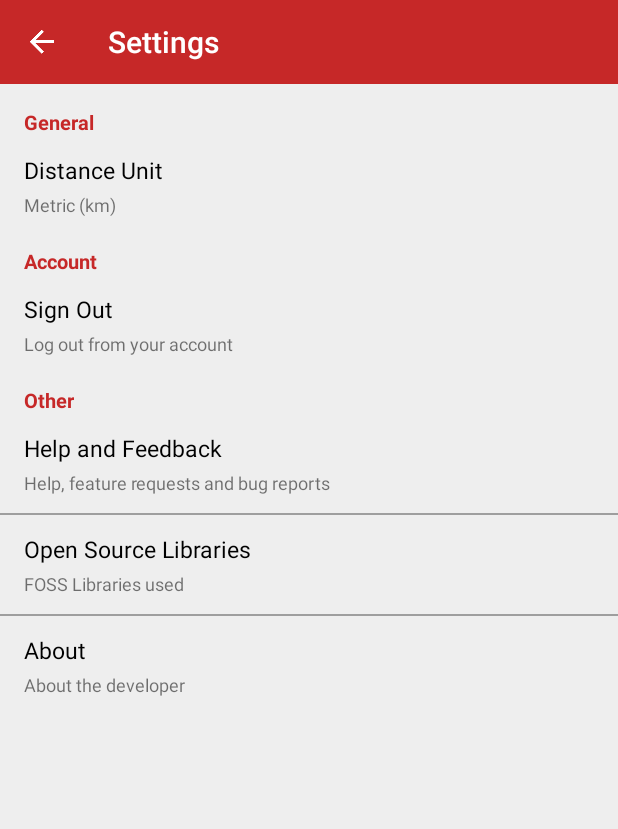
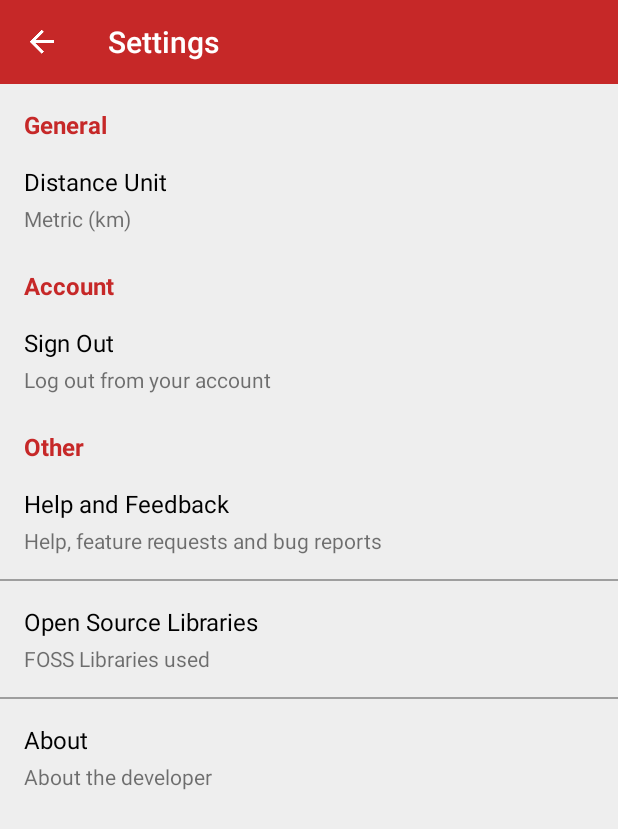
Before and after one commit to TobiPristupin/RUN, an Android app: the SettingsActivityView screen opened directly, with no data from a screen before it, on a phone screen of 412 x 824 dp. Shown: the top 829 px of the screen. Run offline under Robolectric (Android 15) with nearby library versions, the phone set to English and light mode, and no system bars; our stand-ins replace Firebase (no records; nobody signed in at launch, a user with empty details on screens opened directly); libraries missing offline, so code that uses them is left out: es.dmoral.toasty.

Commit message:
Modified history empty view, enlarged settings layout

```diff
--- a/app/src/main/java/com/example/tobias/run/history/HistoryPresenter.java
+++ b/app/src/main/java/com/example/tobias/run/history/HistoryPresenter.java
@@ -134,7 +134,7 @@ public class HistoryPresenter implements Observer<List<Run>>{
     }
 
     public void onEditMenuClicked(List<Integer> selectedItems){
-        /**
+        /*
          * Edit functionality will only be enabled when only one item is selected. Therefore,
          * that item will always be in position 0 of selectedItems.
          */
@@ -146,9 +146,7 @@ public class HistoryPresenter implements Observer<List<Run>>{
 
     private void showEmptyViewIfNecessary(){
         if (shouldShowEmptyView()){
-            //If presenters's data set is empty, meaning that database has no items, message shown changes
-            boolean longMessage = allRunsList.isEmpty();
-            view.showEmptyView(longMessage);
+            view.showEmptyView();
         } else {
             view.removeEmptyView();
         }
--- a/app/src/main/java/com/example/tobias/run/history/HistoryView.java
+++ b/app/src/main/java/com/example/tobias/run/history/HistoryView.java
@@ -18,7 +18,8 @@ public interface HistoryView {
     void actionModeInvalidate();
     void setData(List<Run> data);
     String getDataFilter();
-    void showEmptyView(boolean longMessage);
+
+    void showEmptyView();
     void removeEmptyView();
     void showDeleteDialog(List<Integer> selectedItems);
     void sendIntentEditorActivity(@Nullable Run runToEdit);
--- a/app/src/main/res/layout/activity_settings.xml
+++ b/app/src/main/res/layout/activity_settings.xml
@@ -28,7 +28,7 @@
             android:layout_marginTop="16dp"
             android:text="General"
             android:textColor="@color/colorPrimary"
-            android:textSize="13sp"
+            android:textSize="16sp"
             android:textStyle="bold" />
 
         <RelativeLayout
@@ -38,8 +38,8 @@
             android:clickable="true"
             android:focusable="true"
             android:foreground="?attr/selectableItemBackground"
-            android:paddingBottom="12dp"
-            android:paddingTop="12dp">
+            android:paddingBottom="16dp"
+            android:paddingTop="16dp">
 
             <TextView
                 android:id="@+id/settings_distanceunit_text"
@@ -49,7 +49,7 @@
                 android:layout_marginLeft="16dp"
                 android:text="Distance Unit"
                 android:textColor="@android:color/black"
-                android:textSize="15sp" />
+                android:textSize="16sp" />
 
             <TextView
                 android:id="@+id/settings_distanceunit_selection"
@@ -58,7 +58,7 @@
                 android:layout_below="@id/settings_distanceunit_text"
                 android:layout_marginLeft="16dp"
                 android:layout_marginTop="4dp"
-                android:textSize="12sp"
+                android:textSize="14sp"
                 tools:text="Imperial (mi)" />
 
         </RelativeLayout>
@@ -70,7 +70,7 @@
             android:layout_marginTop="8dp"
             android:text="Account"
             android:textColor="@color/colorPrimary"
-            android:textSize="13sp"
+            android:textSize="16sp"
             android:textStyle="bold" />
 
         <RelativeLayout
@@ -80,8 +80,8 @@
             android:clickable="true"
             android:focusable="true"
             android:foreground="?attr/selectableItemBackground"
-            android:paddingBottom="12dp"
-            android:paddingTop="12dp">
+            android:paddingBottom="16dp"
+            android:paddingTop="16dp">
 
             <TextView
                 android:id="@+id/settings_signout_text"
@@ -91,7 +91,7 @@
                 android:layout_marginLeft="16dp"
                 android:text="Sign Out"
                 android:textColor="@android:color/black"
-                android:textSize="15sp" />
+                android:textSize="16sp" />
 
             <TextView
                 android:layout_width="wrap_content"
@@ -100,7 +100,7 @@
                 android:layout_marginLeft="16dp"
                 android:layout_marginTop="4dp"
                 android:text="Log out from your account"
-                android:textSize="12sp" />
+                android:textSize="14sp" />
 
         </RelativeLayout>
 
@@ -111,7 +111,7 @@
             android:layout_marginTop="8dp"
             android:text="Other"
             android:textColor="@color/colorPrimary"
-            android:textSize="13sp"
+            android:textSize="16sp"
             android:textStyle="bold" />
 
         <RelativeLayout
@@ -121,8 +121,8 @@
             android:clickable="true"
             android:focusable="true"
             android:foreground="?attr/selectableItemBackground"
-            android:paddingBottom="12dp"
-            android:paddingTop="12dp">
+            android:paddingBottom="16dp"
+            android:paddingTop="16dp">
 
             <TextView
                 android:id="@+id/settings_help_text"
@@ -132,7 +132,7 @@
                 android:layout_marginLeft="16dp"
                 android:text="Help and Feedback"
                 android:textColor="@android:color/black"
-                android:textSize="15sp" />
+                android:textSize="16sp" />
 
             <TextView
                 android:layout_width="wrap_content"
@@ -141,7 +141,7 @@
                 android:layout_marginLeft="16dp"
                 android:layout_marginTop="4dp"
                 android:text="Help, feature requests and bug reports"
-                android:textSize="12sp" />
+                android:textSize="14sp" />
 
         </RelativeLayout>
 
@@ -157,8 +157,8 @@
             android:clickable="true"
             android:focusable="true"
             android:foreground="?attr/selectableItemBackground"
-            android:paddingBottom="12dp"
-            android:paddingTop="12dp">
+            android:paddingBottom="16dp"
+            android:paddingTop="16dp">
 
             <TextView
                 android:id="@+id/settings_libs_text"
@@ -168,7 +168,7 @@
                 android:layout_marginLeft="16dp"
                 android:text="Open Source Libraries"
                 android:textColor="@android:color/black"
-                android:textSize="15sp" />
+                android:textSize="16sp" />
 
             <TextView
                 android:layout_width="wrap_content"
@@ -177,7 +177,7 @@
                 android:layout_marginLeft="16dp"
                 android:layout_marginTop="4dp"
                 android:text="FOSS Libraries used"
-                android:textSize="12sp" />
+                android:textSize="14sp" />
 
         </RelativeLayout>
 
@@ -193,8 +193,8 @@
             android:clickable="true"
             android:focusable="true"
             android:foreground="?attr/selectableItemBackground"
-            android:paddingBottom="12dp"
-            android:paddingTop="12dp">
+            android:paddingBottom="16dp"
+            android:paddingTop="16dp">
 
             <TextView
                 android:id="@+id/settings_about_text"
@@ -204,7 +204,7 @@
                 android:layout_marginLeft="16dp"
                 android:text="About"
                 android:textColor="@android:color/black"
-                android:textSize="15sp" />
+                android:textSize="16sp" />
 
             <TextView
                 android:layout_width="wrap_content"
@@ -213,7 +213,7 @@
                 android:layout_marginLeft="16dp"
                 android:layout_marginTop="4dp"
                 android:text="About the developer"
-                android:textSize="12sp" />
+                android:textSize="14sp" />
 
         </RelativeLayout>
 
```
Also changed, not shown: app/src/main/java/com/example/tobias/run/history/HistoryFragmentView.java (+3 -10 lines), app/src/main/res/layout/fragment_history.xml (+10 -29 lines), app/src/main/res/drawable-nodpi/running_shoe.png (deleted), app/src/main/res/drawable-nodpi/search.png (added).
